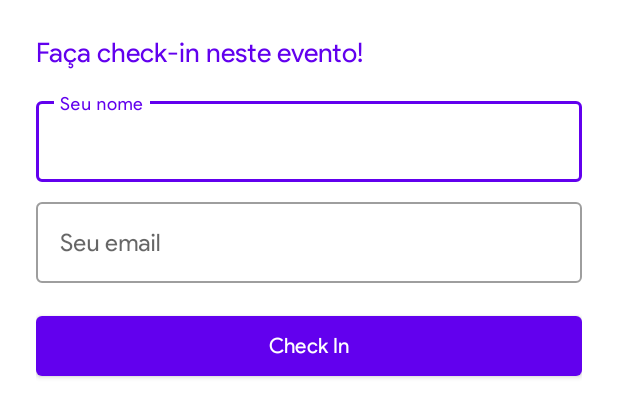
After one commit to ForceTower/testing-events-app, an Android app: the layout fragment_check_in.xml on its own in the app's theme, with its tools: preview values and no code run, on a phone screen of 412 x 824 dp. The commit adds this screen. Shown: the top 417 px of the screen. Run offline under Robolectric (Android 15) with nearby library versions, the phone set to English and light mode, and no system bars.

Commit message:
Project completed, at least featurewise

```diff
--- /dev/null
+++ b/app/src/main/java/dev/forcetower/events/view/checkin/CheckInActions.kt
@@ -0,0 +1,15 @@
+package dev.forcetower.events.view.checkin
+
+import androidx.lifecycle.LiveData
+import androidx.lifecycle.MutableLiveData
+import dev.forcetower.events.core.model.Event
+
+interface CheckInActions {
+    val name: MutableLiveData<String>
+    val email: MutableLiveData<String>
+    val loading: LiveData<Boolean>
+    val nameError: LiveData<Int?>
+    val emailError: LiveData<Int?>
+
+    fun checkIn()
+}
--- /dev/null
+++ b/app/src/main/res/layout/fragment_check_in.xml
@@ -0,0 +1,65 @@
+<?xml version="1.0" encoding="utf-8"?>
+<layout xmlns:android="http://schemas.android.com/apk/res/android"
+    xmlns:app="http://schemas.android.com/apk/res-auto">
+
+    <data>
+        <variable
+            name="actions"
+            type="dev.forcetower.events.view.checkin.CheckInActions" />
+    </data>
+
+    <androidx.appcompat.widget.LinearLayoutCompat
+        android:layout_width="match_parent"
+        android:layout_height="wrap_content"
+        android:padding="24dp"
+        android:orientation="vertical">
+
+        <com.google.android.material.textview.MaterialTextView
+            android:layout_width="match_parent"
+            android:layout_height="wrap_content"
+            android:text="@string/check_in_event_title"
+            android:textColor="?attr/colorPrimary"
+            android:textSize="18sp"/>
+
+        <com.google.android.material.textfield.TextInputLayout
+            android:layout_width="match_parent"
+            android:layout_height="wrap_content"
+            android:layout_marginTop="16dp"
+            style="@style/Widget.MaterialComponents.TextInputLayout.OutlinedBox">
+            <com.google.android.material.textfield.TextInputEditText
+                android:layout_width="match_parent"
+                android:layout_height="wrap_content"
+                android:hint="@string/check_in_your_name"
+                android:text="@={actions.name}"
+                android:inputType="textPersonName"
+                android:enabled="@{!actions.loading}"
+                app:textInputError="@{actions.nameError}" />
+        </com.google.android.material.textfield.TextInputLayout>
+
+        <com.google.android.material.textfield.TextInputLayout
+            android:layout_width="match_parent"
+            android:layout_height="wrap_content"
+            android:layout_marginTop="8dp"
+            style="@style/Widget.MaterialComponents.TextInputLayout.OutlinedBox">
+            <com.google.android.material.textfield.TextInputEditText
+                android:layout_width="match_parent"
+                android:layout_height="wrap_content"
+                android:hint="@string/check_in_your_email"
+                android:inputType="textEmailAddress"
+                android:text="@={actions.email}"
+                android:enabled="@{!actions.loading}"
+                app:textInputError="@{actions.emailError}" />
+        </com.google.android.material.textfield.TextInputLayout>
+
+        <com.google.android.material.button.MaterialButton
+            android:layout_width="match_parent"
+            android:layout_height="52dp"
+            android:layout_marginTop="16dp"
+            android:text="@string/btn_do_check_in"
+            android:textAllCaps="false"
+            android:letterSpacing="0.01"
+            android:enabled="@{!actions.loading}"
+            android:onClick="@{() -> actions.checkIn()}"/>
+
+    </androidx.appcompat.widget.LinearLayoutCompat>
+</layout>
--- a/app/src/main/res/values/strings.xml
+++ b/app/src/main/res/values/strings.xml
@@ -6,4 +6,13 @@
     <string name="share_event">Compartilhar</string>
     <string name="date_format">Data: %1$s</string>
     <string name="price_format">R$ %1$.2f</string>
+    <string name="check_in_event_title">Faça check-in neste evento!</string>
+    <string name="check_in_your_name">Seu nome</string>
+    <string name="check_in_your_email">Seu email</string>
+    <string name="btn_do_check_in">Check In</string>
+    <string name="name_is_required">Nome é obrigatorio</string>
+    <string name="name_too_short">Nome muito curto</string>
+    <string name="email_is_required">Email é obrigatório</string>
+    <string name="email_invalid">Email inválido</string>
+    <string name="registered_to_event">Você fez check in :)</string>
 </resources>
```
Also changed, not shown: app/src/main/java/dev/forcetower/events/core/source/repository/EventRepository.kt (+11 -0 lines), app/src/main/java/dev/forcetower/events/view/checkin/CheckInFragment.kt (added, +41 -0 lines), app/src/main/java/dev/forcetower/events/view/checkin/CheckInViewModel.kt (added, +75 -0 lines), app/src/main/java/dev/forcetower/events/view/details/DetailsActions.kt (added, +7 -0 lines), app/src/main/java/dev/forcetower/events/view/details/DetailsFragment.kt (+9 -0 lines), app/src/main/java/dev/forcetower/events/view/details/EventDetailsViewModel.kt (+12 -1 lines), app/src/main/res/drawable/ic_check_in_black_24dp.xml (added, +9 -0 lines), app/src/main/res/layout/fragment_details.xml (+14 -3 lines), app/src/main/res/layout/fragment_event_list.xml (+4 -8 lines), app/src/main/res/navigation/home_graph.xml (+11 -0 lines).
